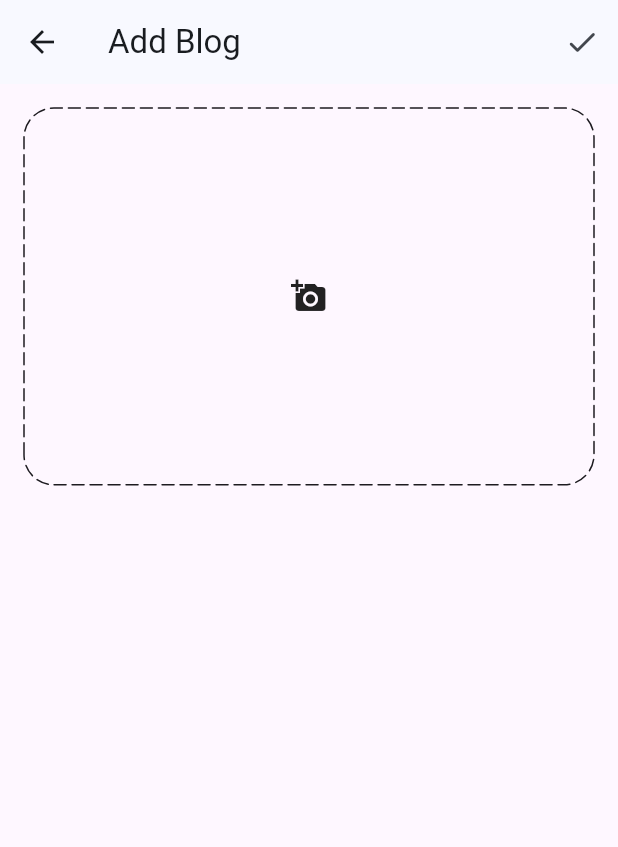
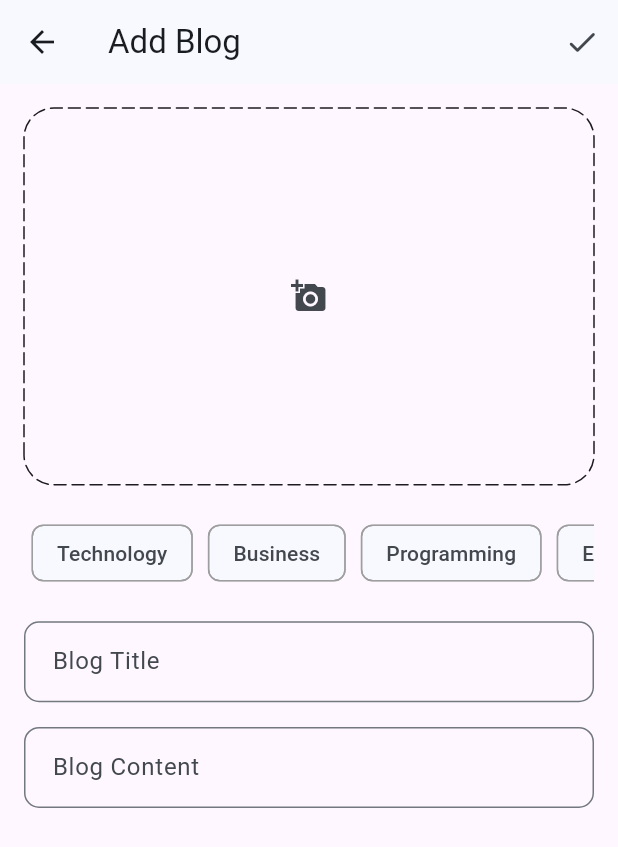
Before and after one commit to DarpanNeve/flutter_clean_code, a Flutter app: the AddBlogPage screen opened by its route, on a phone screen of 412 x 824 dp. Shown: the top 847 px of the screen. Run offline on Flutter 3.47's test engine with Material 3 defaults, Android fonts, the phone set to English and light mode, and no system bars; drawn by our look-alikes of dotted_border; our stand-ins replace flutter_bloc, flutter_dotenv, fpdart, get_it, image_picker and 1 more; missing offline and left inert: dart:ffi; accounts and stored records are empty.

Commit message:
image picker added

```diff
--- a/lib/core/theme/theme.dart
+++ b/lib/core/theme/theme.dart
@@ -11,11 +11,17 @@ class AppTheme {
       );
 
   static final lightThemeMode = ThemeData.light().copyWith(
+    chipTheme: const ChipThemeData(
+      side: BorderSide.none,
+    ),
     colorScheme: AppPallete.kColorScheme,
     focusColor: AppPallete.kColorScheme.primary,
     inputDecorationTheme: _border(AppPallete.kColorScheme.primary),
   );
   static final darkThemeMode = ThemeData.dark().copyWith(
+    chipTheme: const ChipThemeData(
+      side: BorderSide.none,
+    ),
     colorScheme: AppPallete.kDarkColorScheme,
     focusColor: AppPallete.kDarkColorScheme.primary,
     inputDecorationTheme: _border(AppPallete.kDarkColorScheme.primary),
--- /dev/null
+++ b/lib/features/blog/data/data_sources/blog_remote_data_source.dart
@@ -0,0 +1,46 @@
+import 'dart:io';
+
+import 'package:supabase_flutter/supabase_flutter.dart';
+
+import '../../../../core/error/exception.dart';
+import '../models/blog_model.dart';
+
+abstract interface class BlogRemoteDataSource {
+  // Future<List<BlogModel>> getBlogs();
+  Future<BlogModel> uploadBlog(BlogModel blog);
+
+  Future<String> uploadBlogImage(
+      {required File image, required BlogModel blog});
+}
+
+class BlogRemoteDataSourceImpl extends BlogRemoteDataSource {
+  final SupabaseClient supabaseClient;
+
+  BlogRemoteDataSourceImpl({required this.supabaseClient});
+
+  @override
+  Future<BlogModel> uploadBlog(BlogModel blog) async {
+    try {
+      final blogData =
+          await supabaseClient.from('blogs').insert(blog.toJson()).select();
+      return BlogModel.fromJson(blogData.first);
+    } catch (e) {
+      throw ServerException(message: e.toString());
+    }
+  }
+
+  @override
+  Future<String> uploadBlogImage(
+      {required File image, required BlogModel blog}) async {
+    try {
+      await supabaseClient.storage
+          .from('blog_images')
+          .upload('image_${blog.id}.jpg', image);
+      return supabaseClient.storage
+          .from('blog_images')
+          .getPublicUrl('image_${blog.id}.jpg');
+    } catch (e) {
+      throw ServerException(message: e.toString());
+    }
+  }
+}
--- /dev/null
+++ b/lib/features/blog/domain/entities/blog.dart
@@ -0,0 +1,18 @@
+class Blog {
+  final String id;
+  final String posterId;
+  final String title;
+  final String content;
+  final String imageUrl;
+  final List<String> topics;
+  final DateTime updatedAt;
+
+  Blog(
+      {required this.id,
+      required this.posterId,
+      required this.title,
+      required this.content,
+      required this.imageUrl,
+      required this.topics,
+      required this.updatedAt});
+}
--- a/lib/features/blog/presentation/pages/add_blog_page.dart
+++ b/lib/features/blog/presentation/pages/add_blog_page.dart
@@ -1,5 +1,11 @@
+import 'dart:io';
+
 import 'package:dotted_border/dotted_border.dart';
+import 'package:flutter/cupertino.dart';
 import 'package:flutter/material.dart';
+import 'package:flutter/widgets.dart';
+import 'package:flutter_clean_code/core/util/pick_image.dart';
+import 'package:flutter_clean_code/features/blog/presentation/widgets/blog_editor.dart';
 
 class AddBlogPage extends StatefulWidget {
   const AddBlogPage({super.key});
@@ -9,6 +15,27 @@ class AddBlogPage extends StatefulWidget {
 }
 
 class _AddBlogPageState extends State<AddBlogPage> {
+  final titleController = TextEditingController();
+  final contentController = TextEditingController();
+  List<String> selectedTopics = [];
+  File? image;
+
+  void selectImage() async {
+    final pickedFile = await pickImage();
+    if (pickedFile != null) {
+      image = File(pickedFile.path);
+      setState(() {});
+    }
+  }
+
+  @override
+  void dispose() {
+    // TODO: implement dispose
+    super.dispose();
+    titleController.dispose();
+    contentController.dispose();
+  }
+
   @override
   Widget build(BuildContext context) {
     return Scaffold(
@@ -21,11 +48,14 @@ class _AddBlogPageState extends State<AddBlogPage> {
           )
         ],
       ),
-      body: Padding(
+      body: SingleChildScrollView(
+        child: Padding(
           padding: const EdgeInsets.all(16.0),
           child: Column(
             children: [
-            DottedBorder(
+              GestureDetector(
+                onTap: selectImage,
+                child: DottedBorder(
                   dashPattern: const [
                     8,
                     4,
@@ -37,12 +67,76 @@ class _AddBlogPageState extends State<AddBlogPage> {
                   child: SizedBox(
                     height: MediaQuery.of(context).size.height * 0.3,
                     width: double.infinity,
-                child: const Center(
-                  child: Icon(Icons.add_a_photo),
+                    child: image == null
+                        ? Center(
+                            child: IconButton(
+                              onPressed: selectImage,
+                              icon: const Icon(Icons.add_a_photo),
+                            ),
+                          )
+                        : ClipRRect(
+                            borderRadius: BorderRadius.circular(20),
+                            child: Image.file(
+                              image!,
+                              fit: BoxFit.cover,
                             ),
                           ),
                   ),
+                ),
+              ),
+              SizedBox(
+                height: MediaQuery.of(context).size.height * 0.02,
+              ),
+              SingleChildScrollView(
+                scrollDirection: Axis.horizontal,
+                child: Row(
+                    children: [
+                  "Technology",
+                  "Business",
+                  "Programming",
+                  "Entertainment",
+                ]
+                        .map(
+                          (e) => Padding(
+                            padding: const EdgeInsets.all(5.0),
+                            child: GestureDetector(
+                              onTap: () {
+                                if (selectedTopics.contains(e)) {
+                                  selectedTopics.remove(e);
+                                } else {
+                                  selectedTopics.add(e);
+                                }
+                                setState(() {});
+                              },
+                              child: Chip(
+                                color: selectedTopics.contains(e)
+                                    ? MaterialStatePropertyAll(
+                                        Theme.of(context).colorScheme.primary)
+                                    : MaterialStatePropertyAll(
+                                        Theme.of(context).colorScheme.surface),
+                                label: Text(e),
+                                side: selectedTopics.contains(e)
+                                    ? null
+                                    : const BorderSide(
+                                        color: Colors.grey,
+                                      ),
+                              ),
+                            ),
+                          ),
+                        )
+                        .toList()),
+              ),
+              SizedBox(
+                height: MediaQuery.of(context).size.height * 0.02,
+              ),
+              BlogEditor(hintText: "Blog Title", controller: titleController),
+              SizedBox(
+                height: MediaQuery.of(context).size.height * 0.02,
+              ),
+              BlogEditor(
+                  hintText: "Blog Content", controller: contentController),
             ],
+          ),
         ),
       ),
     );
--- /dev/null
+++ b/lib/features/blog/presentation/widgets/blog_editor.dart
@@ -0,0 +1,27 @@
+import 'package:flutter/material.dart';
+
+class BlogEditor extends StatelessWidget {
+  final TextEditingController controller;
+  final String hintText;
+
+  const BlogEditor(
+      {super.key, required this.hintText, required this.controller});
+
+  @override
+  Widget build(BuildContext context) {
+    return TextFormField(
+      controller: controller,
+      maxLines: null,
+      decoration: InputDecoration(
+        hintText: hintText,
+        border: OutlineInputBorder(
+          borderSide: BorderSide(
+            color: Theme.of(context).textTheme.bodyLarge!.color!,
+          ),
+          borderRadius: const BorderRadius.all(Radius.circular(10)),
+        ),
+        contentPadding: const EdgeInsets.all(15),
+      ),
+    );
+  }
+}
--- a/pubspec.yaml
+++ b/pubspec.yaml
@@ -41,6 +41,7 @@ dependencies:
   flutter_bloc: ^8.1.5
   get_it: ^7.6.8
   dotted_border: ^2.1.0
+  image_picker: ^1.1.0
 dev_dependencies:
   flutter_test:
     sdk: flutter
```
Also changed, not shown: lib/core/util/pick_image.dart (added, +15 -0 lines), lib/features/blog/data/models/blog_model.dart (added, +39 -0 lines), pubspec.lock. Lines whose indentation alone changed are shown as unchanged.
